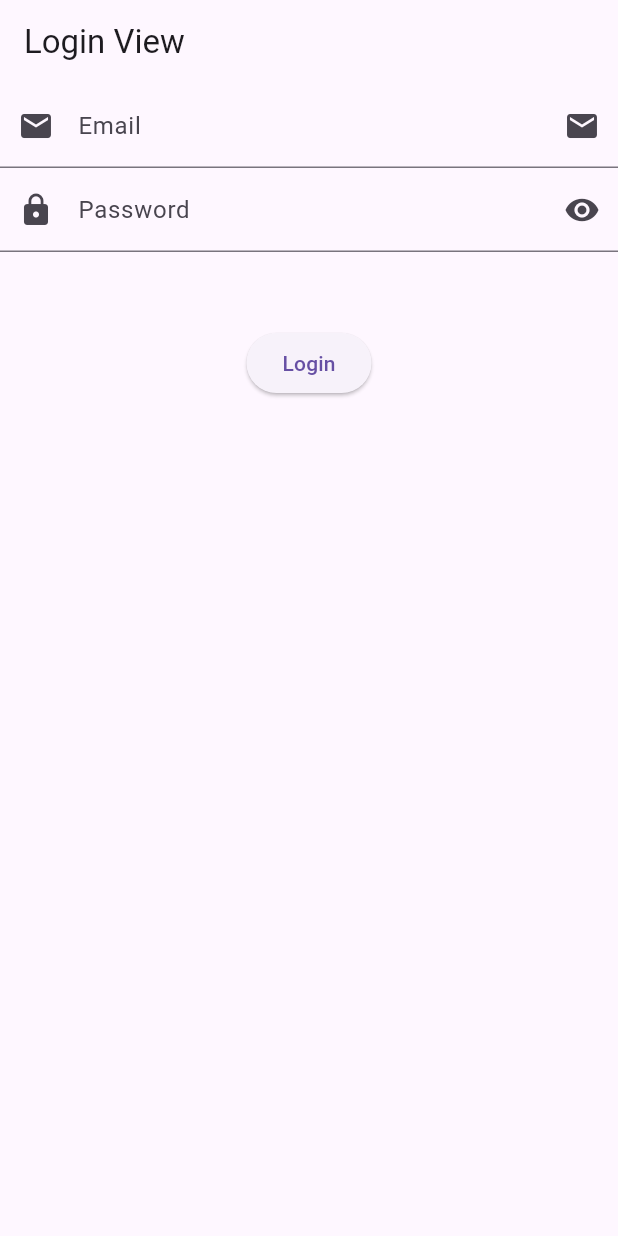
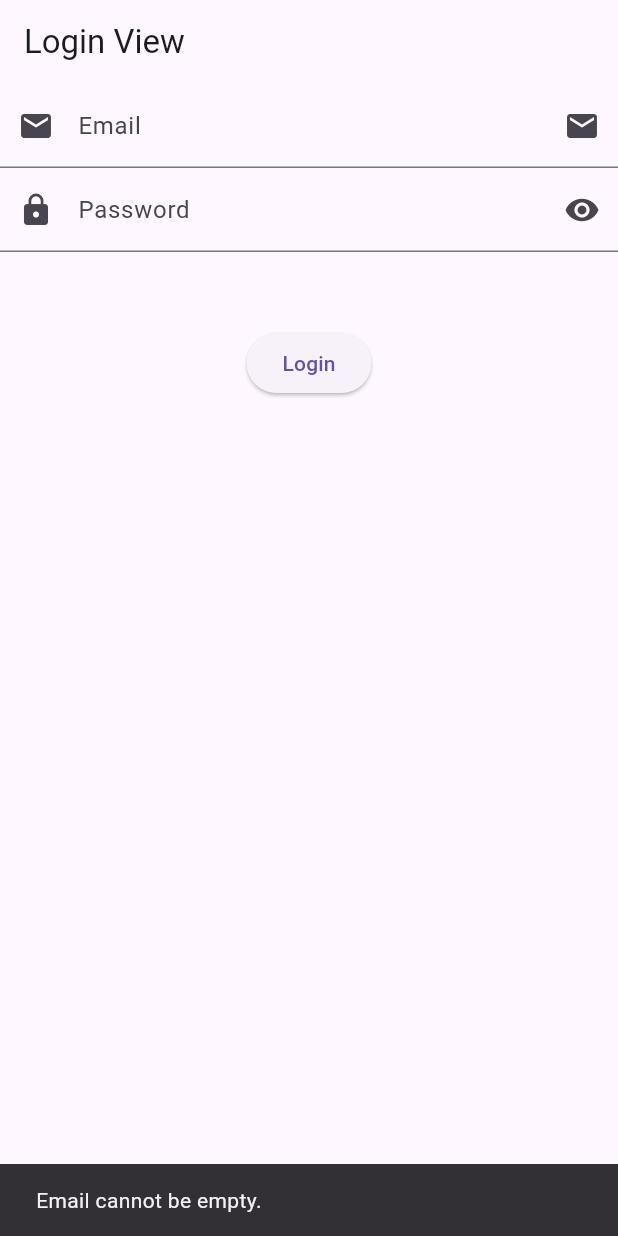
Before and after one commit to MuhammadAliKust/Awais-Lateef-Project, a Flutter app: the screen it shows after launch, after a tap on "Login", on a phone screen of 412 x 824 dp. Run offline on Flutter 3.47's test engine with Material 3 defaults, Android fonts, the phone set to English and light mode, and no system bars; our stand-ins replace string_validator; network calls fail.

Commit message:
Validation Done

```diff
--- a/lib/login_view.dart
+++ b/lib/login_view.dart
@@ -1,7 +1,10 @@
 import 'package:flutter/material.dart';
+import 'package:string_validator/string_validator.dart';
+class LoginView extends StatelessWidget {
+  LoginView({super.key});
 
-class LoginView extends StatelessWidget {
-  const LoginView({super.key});
+  TextEditingController emailController = TextEditingController();
+  TextEditingController pwdController = TextEditingController();
 
   @override
   Widget build(BuildContext context) {
@@ -12,6 +15,7 @@ class LoginView extends StatelessWidget {
       body: Column(
         children: [
           TextField(
+            controller: emailController,
             keyboardType: TextInputType.number,
             decoration: InputDecoration(
                 label: Text("Email"),
@@ -20,7 +24,8 @@ class LoginView extends StatelessWidget {
                 suffixIcon: Icon(Icons.email)),
           ),
           TextField(
-            obscureText: true,
+            controller: pwdController,
+            obscureText: false,
             decoration: InputDecoration(
                 label: Text("Password"),
                 hintText: 'Password must be 6 or more characters.',
@@ -30,7 +35,30 @@ class LoginView extends StatelessWidget {
           SizedBox(
             height: 50,
           ),
-          ElevatedButton(onPressed: () {}, child: Text("Login"))
+          ElevatedButton(
+              onPressed: () {
+                if (emailController.text.isEmpty) {
+                  ScaffoldMessenger.of(context).showSnackBar(
+                      SnackBar(content: Text("Email cannot be empty.")));
+                  return;
+                }
+                if (!emailController.text.isEmail) {
+                  ScaffoldMessenger.of(context).showSnackBar(
+                      SnackBar(content: Text("Kindly enter valid email")));
+                  return;
+                }
+                if (pwdController.text.isEmpty) {
+                  ScaffoldMessenger.of(context).showSnackBar(
+                      SnackBar(content: Text("Password cannot be empty.")));
+                  return;
+                }
+                if (pwdController.text.length < 6) {
+                  ScaffoldMessenger.of(context).showSnackBar(
+                      SnackBar(content: Text("Password must be 6 or more characters..")));
+                  return;
+                }
+              },
+              child: Text("Login"))
         ],
       ),
     );
--- a/lib/main.dart
+++ b/lib/main.dart
@@ -12,7 +12,7 @@ class MyApp extends StatelessWidget {
 
   @override
   Widget build(BuildContext context) {
-    return const MaterialApp(
+    return  MaterialApp(
       home: LoginView(),
     );
   }
--- a/pubspec.yaml
+++ b/pubspec.yaml
@@ -35,6 +35,7 @@ dependencies:
   # The following adds the Cupertino Icons font to your application.
   # Use with the CupertinoIcons class for iOS style icons.
   cupertino_icons: ^1.0.8
+  string_validator: ^1.1.0
 
 dev_dependencies:
   flutter_test:
```
Also changed, not shown: pubspec.lock.
